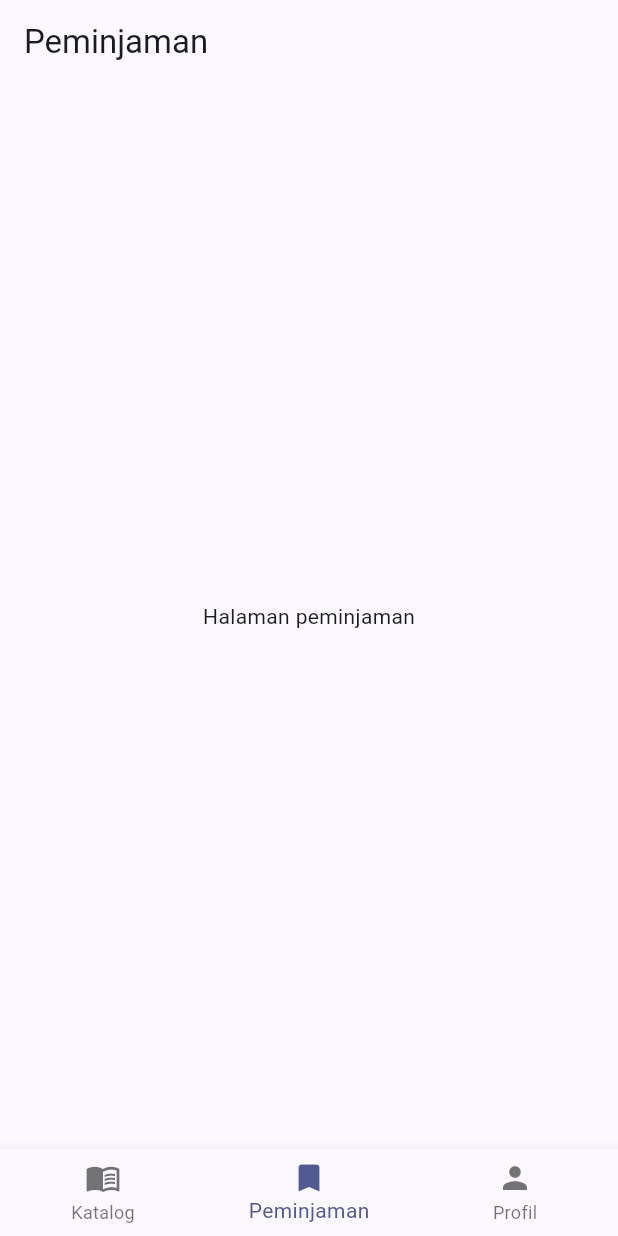
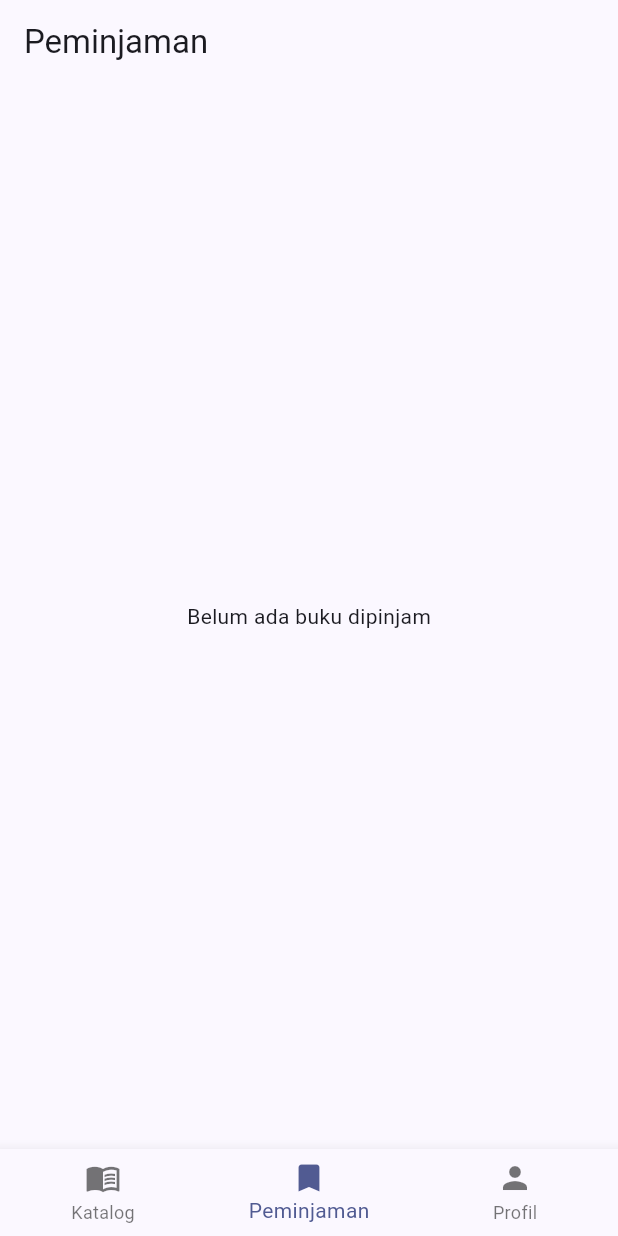
Before and after one commit to ChikaYunitaBahri/pustakakita, a Flutter app: the screen it shows after launch, item 2 of the bottom bar chosen, on a phone screen of 412 x 824 dp. Run offline on Flutter 3.47's test engine with Material 3 defaults, Android fonts, the phone set to English and light mode, and no system bars.

Commit message:
Tampilkan peminjaman dengan Consumer dan Selector

```diff
--- a/lib/screens/detail_screen.dart
+++ b/lib/screens/detail_screen.dart
@@ -1,6 +1,8 @@
 import 'package:flutter/material.dart';
+import 'package:provider/provider.dart';
 
 import '../models/buku.dart';
+import '../providers/peminjaman_provider.dart';
 
 class DetailScreen extends StatelessWidget {
   const DetailScreen({super.key});
@@ -8,6 +10,7 @@ class DetailScreen extends StatelessWidget {
   @override
   Widget build(BuildContext context) {
     final buku = ModalRoute.of(context)!.settings.arguments as Buku;
+    final sudahDipinjam = context.watch<PeminjamanProvider>().sudahDipinjam(buku);
 
     return Scaffold(
       appBar: AppBar(title: Text(buku.judul)),
@@ -23,6 +26,14 @@ class DetailScreen extends StatelessWidget {
             const SizedBox(height: 8),
             Text('Penulis: ${buku.penulis}'),
             Text('Kategori: ${buku.kategori}'),
+            const SizedBox(height: 24),
+            ElevatedButton.icon(
+              onPressed: sudahDipinjam
+                  ? null
+                  : () => context.read<PeminjamanProvider>().pinjam(buku),
+              icon: const Icon(Icons.bookmark_add),
+              label: Text(sudahDipinjam ? 'Sudah dipinjam' : 'Pinjam buku ini'),
+            ),
           ],
         ),
       ),
--- a/lib/screens/home_shell.dart
+++ b/lib/screens/home_shell.dart
@@ -1,5 +1,7 @@
 import 'package:flutter/material.dart';
+import 'package:provider/provider.dart';
 
+import '../providers/peminjaman_provider.dart';
 import 'katalog_screen.dart';
 import 'peminjaman_screen.dart';
 import 'profil_screen.dart';
@@ -27,16 +29,23 @@ class _HomeShellState extends State<HomeShell> {
       bottomNavigationBar: BottomNavigationBar(
         currentIndex: _index,
         onTap: (i) => setState(() => _index = i),
-        items: const [
-          BottomNavigationBarItem(
+        items: [
+          const BottomNavigationBarItem(
             icon: Icon(Icons.menu_book),
             label: 'Katalog',
           ),
           BottomNavigationBarItem(
-            icon: Icon(Icons.bookmark),
+            icon: Selector<PeminjamanProvider, int>(
+              selector: (_, p) => p.jumlah,
+              builder: (_, jumlah, __) => Badge(
+                isLabelVisible: jumlah > 0,
+                label: Text('$jumlah'),
+                child: const Icon(Icons.bookmark),
+              ),
+            ),
             label: 'Peminjaman',
           ),
-          BottomNavigationBarItem(
+          const BottomNavigationBarItem(
             icon: Icon(Icons.person),
             label: 'Profil',
           ),
--- a/lib/screens/peminjaman_screen.dart
+++ b/lib/screens/peminjaman_screen.dart
@@ -1,4 +1,7 @@
 import 'package:flutter/material.dart';
+import 'package:provider/provider.dart';
+
+import '../providers/peminjaman_provider.dart';
 
 class PeminjamanScreen extends StatelessWidget {
   const PeminjamanScreen({super.key});
@@ -7,7 +10,29 @@ class PeminjamanScreen extends StatelessWidget {
   Widget build(BuildContext context) {
     return Scaffold(
       appBar: AppBar(title: const Text('Peminjaman')),
-      body: const Center(child: Text('Halaman peminjaman')),
+      body: Consumer<PeminjamanProvider>(
+        builder: (context, p, _) {
+          if (p.dipinjam.isEmpty) {
+            return const Center(child: Text('Belum ada buku dipinjam'));
+          }
+          return ListView.builder(
+            itemCount: p.dipinjam.length,
+            itemBuilder: (context, i) {
+              final b = p.dipinjam[i];
+              return ListTile(
+                title: Text(b.judul),
+                subtitle: Text(b.penulis),
+                trailing: IconButton(
+                  icon: const Icon(Icons.undo),
+                  tooltip: 'Kembalikan',
+                  onPressed: () =>
+                      context.read<PeminjamanProvider>().kembalikan(b),
+                ),
+              );
+            },
+          );
+        },
+      ),
     );
   }
 }
```
